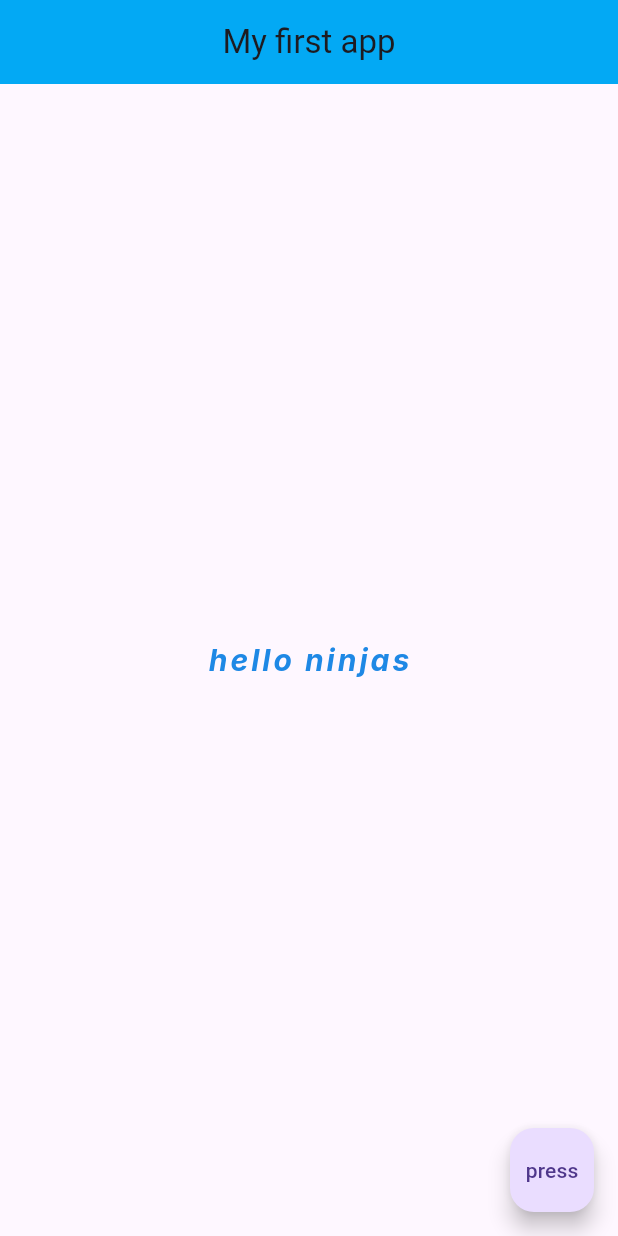
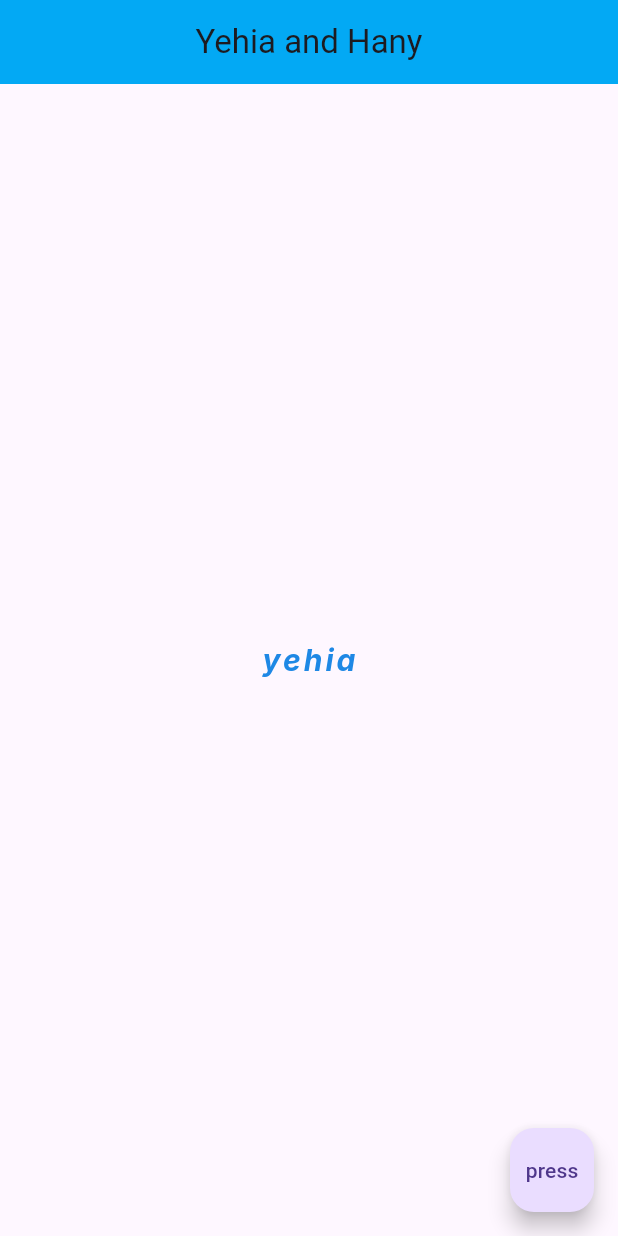
Before and after one commit to MohamedMohamady125/updatedproject, a Flutter app: the screen it shows after launch, on a phone screen of 412 x 824 dp. Run offline on Flutter 3.47's test engine with Material 3 defaults, Android fonts, the phone set to English and light mode, and no system bars.

Commit message:
Commit all changed files

```diff
--- a/lib/main.dart
+++ b/lib/main.dart
@@ -3,13 +3,13 @@ import 'package:flutter/material.dart';
 void main() => runApp(MaterialApp(
       home: Scaffold(
         appBar: AppBar(
-          title: Text('My first app'),
+          title: Text('Yehia and Hany'),
           centerTitle: true,
           backgroundColor: Colors.lightBlue,
         ),
         body: Center(
           child: Text(
-            'hello ninjas',
+            'yehia',
             style: TextStyle(
               fontSize: 20.0,
               fontWeight: FontWeight.bold,
```
